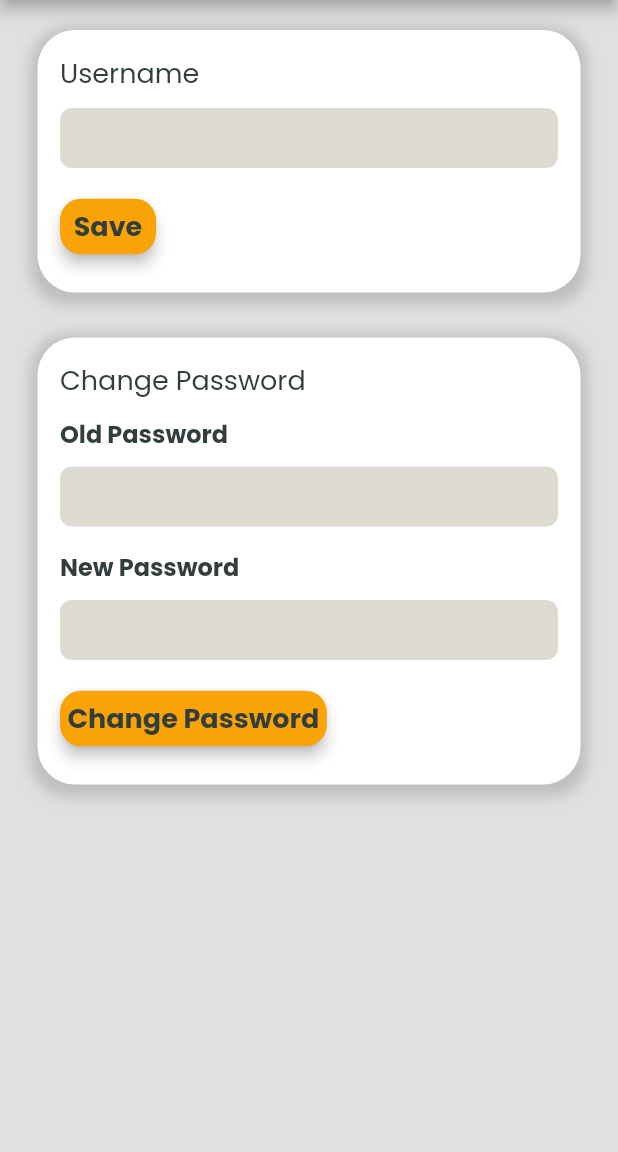
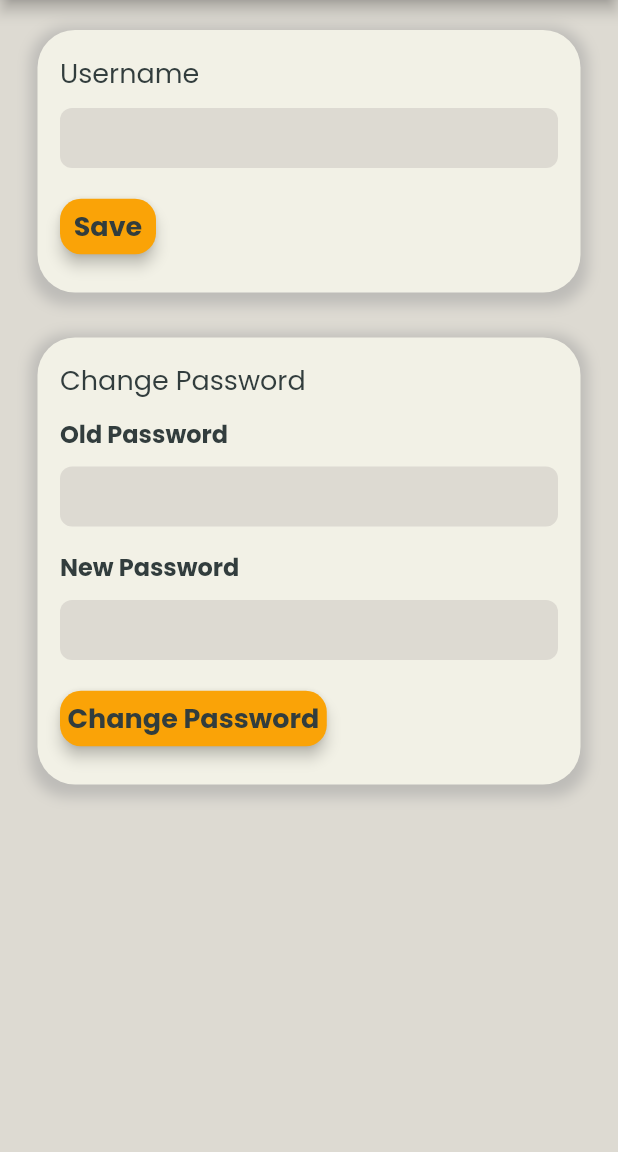
Before and after one commit to clarence00/letmecook, a Flutter app: the ProfilePage screen opened directly, after a tap on the "settings" icon, on a phone screen of 412 x 824 dp, the part 84-1236 px from its top. Run offline on Flutter 3.47's test engine with Material 2 defaults, Android fonts, the phone set to English and light mode, and no system bars; our stand-ins replace cloud_firestore, firebase_auth, firebase_core, flutter_animate, flutter_svg, google_fonts and 1 more; accounts and stored records are empty.

Commit message:
Changed colors to app colors

```diff
--- a/lib/pages/profile_page.dart
+++ b/lib/pages/profile_page.dart
@@ -85,7 +85,7 @@ class _ProfilePageState extends State<ProfilePage> {
   @override
   Widget build(BuildContext context) {
     return Scaffold(
-      backgroundColor: Colors.grey[300],
+      backgroundColor: AppColors.background,
       body: Center(
         child: Container(
           child: Column(
@@ -94,7 +94,7 @@ class _ProfilePageState extends State<ProfilePage> {
                 padding: const EdgeInsets.only(top: 10, left: 25, right: 25),
                 child: Container(
                   decoration: BoxDecoration(
-                    color: Colors.white,
+                    color: AppColors.light,
                     borderRadius: BorderRadius.circular(25),
                     boxShadow: [
                       BoxShadow(
@@ -119,7 +119,7 @@ class _ProfilePageState extends State<ProfilePage> {
                             margin: const EdgeInsets.symmetric(vertical: 12),
                             child: const Icon(
                               Icons.person,
-                              color: Colors.white,
+                              color: AppColors.light,
                             ),
                           ),
                           Expanded(
@@ -145,7 +145,7 @@ class _ProfilePageState extends State<ProfilePage> {
                 padding: const EdgeInsets.only(top: 10, left: 25, right: 25),
                 child: Container(
                   decoration: BoxDecoration(
-                    color: Colors.white,
+                    color: AppColors.light,
                     borderRadius: BorderRadius.circular(25),
                     boxShadow: [
                       BoxShadow(
--- a/lib/pages/settings_page.dart
+++ b/lib/pages/settings_page.dart
@@ -121,7 +121,7 @@ class _SettingsPageState extends State<SettingsPage> {
   Widget build(BuildContext context) {
     return Scaffold(
       appBar: const MyAppBar(),
-      backgroundColor: Colors.grey[300],
+      backgroundColor: AppColors.background,
       body: Center(
         child: Container(
           child: Column(
@@ -130,7 +130,7 @@ class _SettingsPageState extends State<SettingsPage> {
                 padding: const EdgeInsets.only(top: 10, left: 25, right: 25),
                 child: Container(
                   decoration: BoxDecoration(
-                    color: Colors.white,
+                    color: AppColors.light,
                     borderRadius: BorderRadius.circular(25),
                     boxShadow: [
                       BoxShadow(
@@ -199,7 +199,7 @@ class _SettingsPageState extends State<SettingsPage> {
                 padding: const EdgeInsets.only(top: 10, left: 25, right: 25),
                 child: Container(
                   decoration: BoxDecoration(
-                    color: Colors.white,
+                    color: AppColors.light,
                     borderRadius: BorderRadius.circular(25),
                     boxShadow: [
                       BoxShadow(
```
